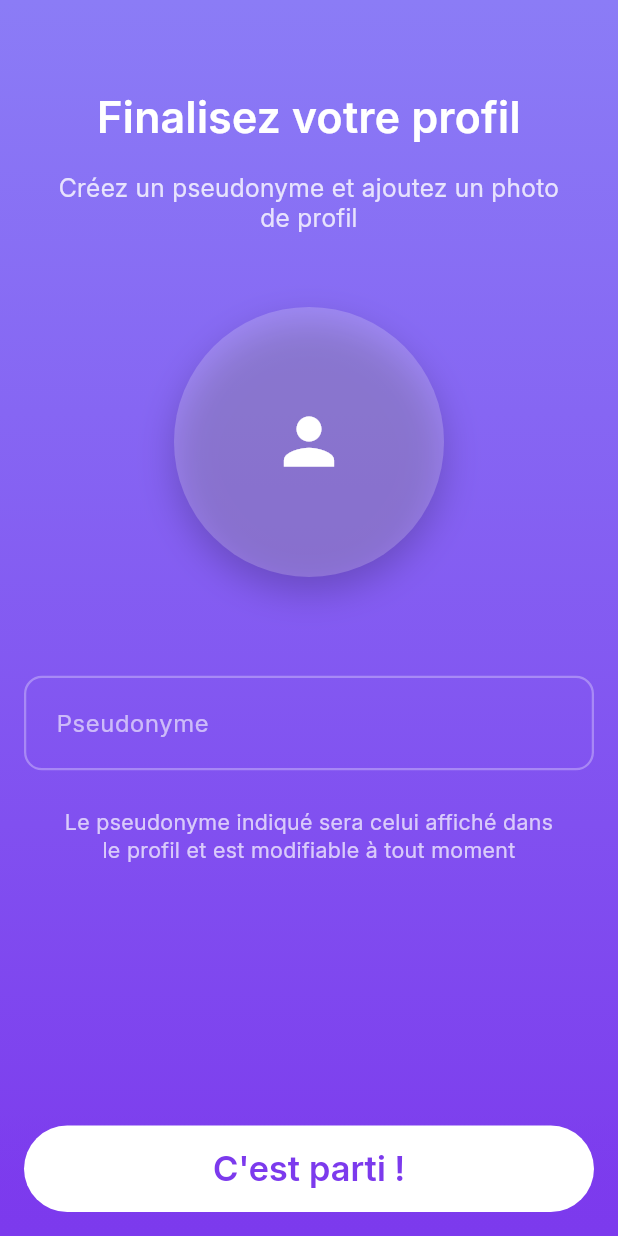
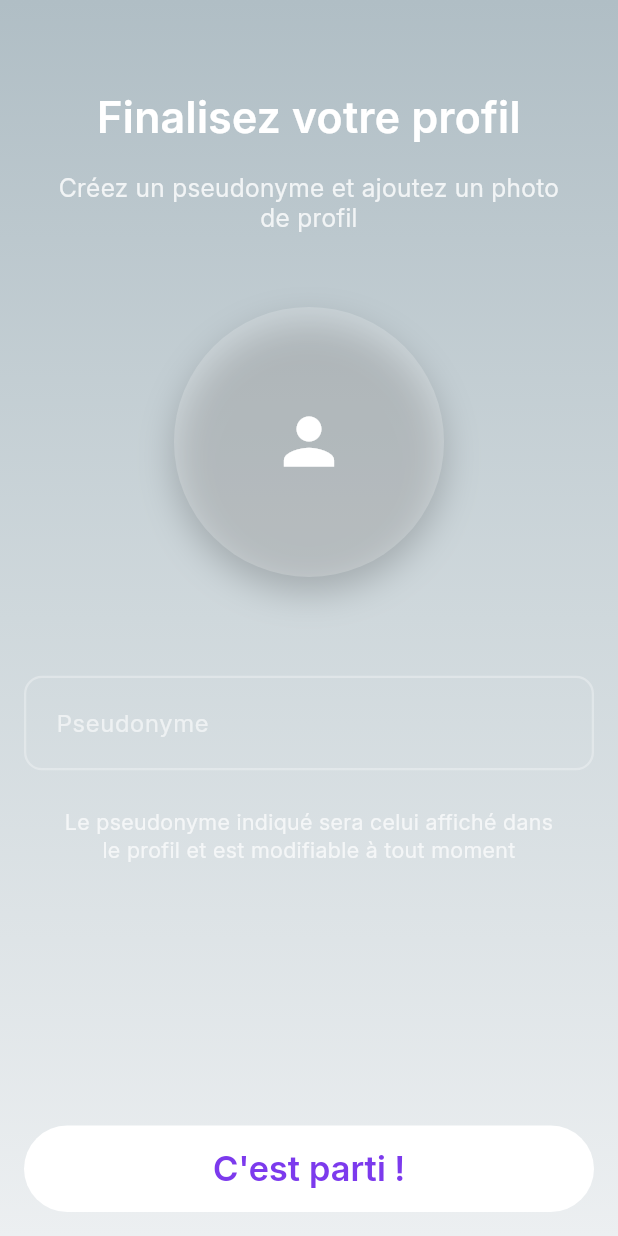
Before and after one commit to chaouche-praetoria/companion-itic, a Flutter app: the screen it shows after launch, after a tap on "Suivant", on a phone screen of 412 x 824 dp. Run offline on Flutter 3.47's test engine with Material 3 defaults, Android fonts, the phone set to English and light mode, and no system bars; our stand-ins replace flutter_svg, google_fonts, shared_preferences.

Commit message:
Refactor: Integrate `BrandGradients` into `BaseScreen` and `LoginScreen`
This commit refactors `BaseScreen` and `LoginScreen` to utilize `BrandGradients` from the application theme for consistent styling.

Key changes:

- **`BaseScreen.dart`**:
    - Removed direct usage of `AppColors.gradientLight` and `AppColors.gradientDark`.
    - Introduced a `_brand` helper method to retrieve `BrandGradients` from the current theme, with a fallback mechanism.
    - Updated the main background gradient to use `brand.g1`, `brand.g2`, and `brand.g3`.
    - Extracted the footer's visual shell into a new private widget `_FooterShell`.
    - The `_FooterShell` now uses `brand.g4` for its gradient background.
    - Removed an unused import `app_colors.dart`.
- **`LoginScreen.dart`**:
    - Introduced a `_brand` helper method to retrieve `BrandGradients`.
    - Updated text colors for the title, subtitle, and "forgot password" link to use `brand.text`.
    - Added a text shadow to the title using `brand.textShadow`.
    - Removed unused import `app_colors.dart`.
- **`animated_footer_button.dart`**:
    - Removed the explicit gradient decoration, as the parent `BaseScreen` now handles the themed background for the footer area.
- **`app_theme.dart`**:
    - Modified the `BrandGradients` for the light theme to use a grayscale palette (`Color(0xFFB0BEC5)` to `Color(0xFFFFFFFF)`).
    - Updated the `BrandGradients` for the dark theme to use the `AppColors.splashGradient` values.

```diff
--- a/lib/screens/login_screen.dart
+++ b/lib/screens/login_screen.dart
@@ -2,8 +2,9 @@
 import 'package:companion/mixins/auto_scroll_ixin.dart';
 import 'package:flutter/material.dart';
 import 'package:google_fonts/google_fonts.dart';
-import '../constants/app_colors.dart';
+
 import '../constants/app_texts.dart';
+import '../utils/theme/brand_gradients.dart';
 import '../widgets/base_screen.dart';
 import '../widgets/custom_text_field.dart';
 import '../widgets/custom_button.dart';
@@ -38,6 +39,22 @@ class _LoginScreenState extends State<LoginScreen>
     super.dispose();
   }
 
+  BrandGradients _brand(BuildContext context) {
+    final ext = Theme.of(context).extension<BrandGradients>();
+    if (ext != null) return ext;
+
+    // Fallback simple si l’extension n’est pas présente sur ce thème
+    final cs = Theme.of(context).colorScheme;
+    return BrandGradients(
+      g1: cs.primary,
+      g2: cs.primaryContainer,
+      g3: cs.secondary,
+      g4: cs.tertiary,
+      text: cs.onBackground,
+      textShadow: Colors.white24,
+    );
+  }
+
   @override
   Widget build(BuildContext context) {
     final screenSize = MediaQuery.of(context).size;
@@ -50,7 +67,7 @@ class _LoginScreenState extends State<LoginScreen>
     final buttonContainerHeight = buttonHeight + 32 + 16;
 
     final estimatedContentHeight =
-        ContentHeightCalculator.calculateLoginContentHeight(
+    ContentHeightCalculator.calculateLoginContentHeight(
       screenHeight,
       isSmall,
       isMedium,
@@ -58,6 +75,10 @@ class _LoginScreenState extends State<LoginScreen>
       this,
     );
 
+    final brand = _brand(context);
+
+    // ⚠️ Si BaseScreen applique déjà un fond dégradé issu du thème,
+    // garde tel quel. Sinon, encapsule BaseScreen dans ThemedBackground (voir plus bas).
     return BaseScreen(
       customLayout: true,
       resizeToAvoidBottomInset: false,
@@ -68,7 +89,7 @@ class _LoginScreenState extends State<LoginScreen>
               scrollController: scrollController,
               estimatedContentHeight: estimatedContentHeight,
               buttonContainerHeight: buttonContainerHeight,
-              child: _buildContent(),
+              child: _buildContent(brand),
             ),
           ),
           AnimatedFooterButton(
@@ -78,7 +99,9 @@ class _LoginScreenState extends State<LoginScreen>
                 debugPrint('Identifiant: ${_identifiantController.text}');
                 debugPrint('Mot de passe: ${_motDePasseController.text}');
                 Navigator.of(context).pushNamedAndRemoveUntil(
-                    '/setup-profile', (route) => false);
+                  '/setup-profile',
+                      (route) => false,
+                );
               },
               width: double.infinity,
               height: buttonHeight,
@@ -89,7 +112,7 @@ class _LoginScreenState extends State<LoginScreen>
     );
   }
 
-  Widget _buildContent() {
+  Widget _buildContent(BrandGradients brand) {
     final screenSize = MediaQuery.of(context).size;
     final screenHeight = screenSize.height;
     final screenWidth = screenSize.width;
@@ -101,26 +124,41 @@ class _LoginScreenState extends State<LoginScreen>
       crossAxisAlignment: CrossAxisAlignment.start,
       children: [
         SizedBox(height: getTopSpacing(screenHeight, isSmall, isMedium)),
+
+        // Titre
         Text(
           AppTexts.loginTitle,
           style: GoogleFonts.inter(
-            color: AppColors.white,
+            color: brand.text,
             fontWeight: FontWeight.w600,
             fontSize: getResponsiveTitleSize(screenWidth),
+            shadows: [
+              Shadow(
+                blurRadius: 8,
+                color: brand.textShadow,
+              ),
+            ],
           ),
         ),
+
         SizedBox(height: screenHeight * (isSmall ? 0.01 : 0.015)),
+
+        // Sous-titre
         Text(
           AppTexts.loginSubtitle,
           style: GoogleFonts.inter(
-            color: AppColors.white.withAlpha(204),
+            color: brand.text.withOpacity(0.8),
             fontWeight: FontWeight.w400,
             fontSize: getResponsiveSubtitleSize(screenWidth),
             height: 1.4,
           ),
         ),
+
         SizedBox(
-            height: screenHeight * (isSmall ? 0.04 : (isMedium ? 0.05 : 0.06))),
+          height: screenHeight * (isSmall ? 0.04 : (isMedium ? 0.05 : 0.06)),
+        ),
+
+        // Champs
         buildFieldWithKey(
           'identifiant',
           CustomTextField(
@@ -129,7 +167,9 @@ class _LoginScreenState extends State<LoginScreen>
             hint: AppTexts.hintIdentifiant,
           ),
         ),
+
         SizedBox(height: screenHeight * (isSmall ? 0.02 : 0.025)),
+
         buildFieldWithKey(
           'motdepasse',
           CustomTextField(
@@ -139,7 +179,10 @@ class _LoginScreenState extends State<LoginScreen>
             obscureText: true,
           ),
         ),
+
         SizedBox(height: screenHeight * (isSmall ? 0.015 : 0.02)),
+
+        // Lien "mot de passe oublié"
         Center(
           child: TextButton(
             onPressed: () => debugPrint("Mot de passe oublié cliqué"),
@@ -148,12 +191,13 @@ class _LoginScreenState extends State<LoginScreen>
                 vertical: isSmall ? 8 : 12,
                 horizontal: 16,
               ),
+              foregroundColor: brand.text.withOpacity(0.85),
             ),
             child: Text(
               AppTexts.forgotPassword,
               textAlign: TextAlign.center,
               style: GoogleFonts.inter(
-                color: AppColors.white.withAlpha(204),
+                color: brand.text.withOpacity(0.85),
                 fontWeight: FontWeight.w400,
                 fontSize: getResponsiveDescriptionSize(screenWidth),
                 height: 1.3,
@@ -161,6 +205,7 @@ class _LoginScreenState extends State<LoginScreen>
             ),
           ),
         ),
+
         AnimatedContainer(
           duration: const Duration(milliseconds: 300),
           curve: Curves.easeInOut,
--- a/lib/utils/theme/app_theme.dart
+++ b/lib/utils/theme/app_theme.dart
@@ -10,10 +10,10 @@ class AppTheme {
       colorSchemeSeed: AppColors.gradientDark,
       extensions: [
         BrandGradients(
-          g1: AppColors.splashGradient1, // 0xFF4A90E2
-          g2: AppColors.splashGradient2, // 0xFF7B68EE
-          g3: AppColors.splashGradient3, // 0xFF9932CC
-          g4: AppColors.splashGradient4, // 0xFF8B008B
+          g1: const Color(0xFFB0BEC5),
+          g2: const Color(0xFFCFD8DC),
+          g3: const Color(0xFFECEFF1),
+          g4: const Color(0xFFFFFFFF),
           text: AppColors.white,
           textShadow: AppColors.whiteShadow,
         ),
@@ -27,12 +27,11 @@ class AppTheme {
       brightness: Brightness.dark,
       colorSchemeSeed: AppColors.hightDark, // votre violet profond
       extensions: const [
-        // Nuances plus denses pour un rendu dark propre
         BrandGradients(
-          g1: Color(0xFF5B48D6),
-          g2: Color(0xFF5536C9),
-          g3: Color(0xFF3E1E88),
-          g4: Color(0xFF2C145E),
+          g1: AppColors.splashGradient1, // 0xFF4A90E2
+          g2: AppColors.splashGradient2, // 0xFF7B68EE
+          g3: AppColors.splashGradient3, // 0xFF9932CC
+          g4: AppColors.splashGradient4, // 0xFF8B008B
           text: Colors.white,
           textShadow: Colors.white24,
         ),
--- a/lib/widgets/animated_footer_button.dart
+++ b/lib/widgets/animated_footer_button.dart
@@ -21,16 +21,6 @@ class AnimatedFooterButton extends StatelessWidget {
       transform: Matrix4.translationValues(0, -keyboardHeight, 0),
       child: Container(
         padding: const EdgeInsets.fromLTRB(16, 8, 16, 16),
-        decoration: BoxDecoration(
-          gradient: LinearGradient(
-            begin: Alignment.topCenter,
-            end: Alignment.bottomCenter,
-            colors: [
-              AppColors.gradientDark.withAlpha(0),
-              AppColors.gradientDark,
-            ],
-          ),
-        ),
         child: SafeArea(
           top: false,
           child: child,
--- a/lib/widgets/base_screen.dart
+++ b/lib/widgets/base_screen.dart
@@ -1,6 +1,5 @@
-// lib/widgets/base_screen.dart
 import 'package:flutter/material.dart';
-import '../constants/app_colors.dart';
+import '../utils/theme/brand_gradients.dart';
 
 class BaseScreen extends StatelessWidget {
   const BaseScreen({
@@ -9,12 +8,11 @@ class BaseScreen extends StatelessWidget {
     this.footer,
     this.padding = const EdgeInsets.symmetric(horizontal: 16),
     this.crossAxisAlignment = CrossAxisAlignment.start,
-    this.resizeToAvoidBottomInset =
-        false, // Changé par défaut pour une meilleure gestion
+    this.resizeToAvoidBottomInset = false,
     this.footerHeightHint = 72,
     this.enableScroll = true,
     this.customLayout = false,
-    this.animateFooterWithKeyboard = true, // Nouveau paramètre
+    this.animateFooterWithKeyboard = true,
   });
 
   final Widget child;
@@ -25,28 +23,44 @@ class BaseScreen extends StatelessWidget {
   final double footerHeightHint;
   final bool enableScroll;
   final bool customLayout;
-  final bool
-      animateFooterWithKeyboard; // Permet d'activer/désactiver l'animation
+  final bool animateFooterWithKeyboard;
+
+  BrandGradients _brand(BuildContext context) {
+    final ext = Theme.of(context).extension<BrandGradients>();
+    if (ext != null) return ext;
+
+    // Fallback si l’extension n’est pas attachée
+    final cs = Theme.of(context).colorScheme;
+    return BrandGradients(
+      g1: cs.primary,
+      g2: cs.primaryContainer,
+      g3: cs.secondary,
+      g4: cs.tertiary,
+      text: cs.onBackground,
+      textShadow: Colors.white24,
+    );
+  }
 
   @override
   Widget build(BuildContext context) {
     final viewInsets = MediaQuery.of(context).viewInsets;
     final bottomInset = viewInsets.bottom;
     final isKeyboardVisible = bottomInset > 0;
+    final brand = _brand(context);
 
-    // Calcul de l'espace réservé pour le contenu
+    // Espace réservé contenu (footer/clavier)
     final double reservedBottom = isKeyboardVisible
-        ? (bottomInset + 16.0) // Espace au-dessus du clavier
-        : (footer != null
-            ? footerHeightHint + 32.0
-            : 16.0); // Espace pour le footer
+        ? (bottomInset + 16.0)
+        : (footer != null ? footerHeightHint + 32.0 : 16.0);
 
     return Container(
-      decoration: const BoxDecoration(
+      // 🎨 Fond dégradé lié au thème (g1→g3)
+      decoration: BoxDecoration(
         gradient: LinearGradient(
           begin: Alignment.topCenter,
           end: Alignment.bottomCenter,
-          colors: [AppColors.gradientLight, AppColors.gradientDark],
+          colors: [brand.g1, brand.g2, brand.g3],
+          stops: const [0.0, 0.5, 1.0],
         ),
       ),
       child: Scaffold(
@@ -59,9 +73,9 @@ class BaseScreen extends StatelessWidget {
                 ? child
                 : LayoutBuilder(
                     builder: (context, constraints) {
-                      final contentPadding = padding.add(EdgeInsets.only(
-                        bottom: reservedBottom,
-                      ));
+                      final contentPadding = padding.add(
+                        EdgeInsets.only(bottom: reservedBottom),
+                      );
 
                       if (enableScroll) {
                         return SingleChildScrollView(
@@ -95,7 +109,6 @@ class BaseScreen extends StatelessWidget {
                   ),
           ),
         ),
-        // Footer avec animation fluide automatique
         bottomNavigationBar: (footer == null)
             ? null
             : animateFooterWithKeyboard
@@ -103,42 +116,32 @@ class BaseScreen extends StatelessWidget {
                     duration: const Duration(milliseconds: 300),
                     curve: Curves.easeInOut,
                     transform: Matrix4.translationValues(0, -bottomInset, 0),
-                    child: Container(
-                      padding: const EdgeInsets.fromLTRB(16, 8, 16, 16),
-                      decoration: BoxDecoration(
-                        gradient: LinearGradient(
-                          begin: Alignment.topCenter,
-                          end: Alignment.bottomCenter,
-                          colors: [
-                            AppColors.gradientDark.withAlpha(0),
-                            AppColors.gradientDark,
-                          ],
-                        ),
-                      ),
-                      child: SafeArea(
-                        top: false,
-                        child: footer!,
-                      ),
-                    ),
+                    child: _FooterShell(brand: brand, child: footer!),
                   )
-                : Container(
-                    padding: const EdgeInsets.fromLTRB(16, 8, 16, 16),
-                    decoration: BoxDecoration(
-                      gradient: LinearGradient(
-                        begin: Alignment.topCenter,
-                        end: Alignment.bottomCenter,
-                        colors: [
-                          AppColors.gradientDark.withAlpha(0),
-                          AppColors.gradientDark,
-                        ],
-                      ),
-                    ),
-                    child: SafeArea(
-                      top: false,
-                      child: footer!,
-                    ),
-                  ),
+                : _FooterShell(brand: brand, child: footer!),
       ),
     );
   }
 }
+
+class _FooterShell extends StatelessWidget {
+  const _FooterShell({required this.brand, required this.child});
+
+  final BrandGradients brand;
+  final Widget child;
+
+  @override
+  Widget build(BuildContext context) {
+    return Container(
+      padding: const EdgeInsets.fromLTRB(16, 8, 16, 16),
+      decoration: BoxDecoration(
+        gradient: LinearGradient(
+          begin: Alignment.topCenter,
+          end: Alignment.bottomCenter,
+          colors: [brand.g4.withOpacity(0), brand.g4],
+        ),
+      ),
+      child: SafeArea(top: false, child: child),
+    );
+  }
+}
```
